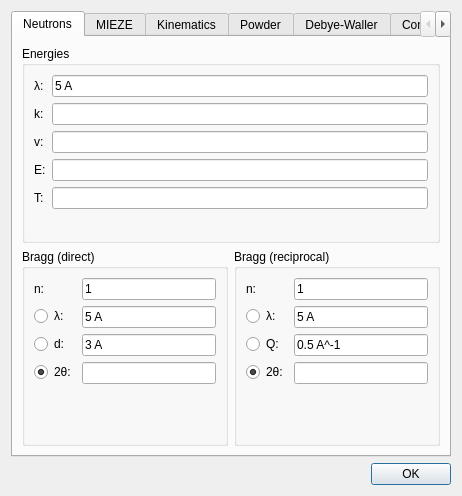
Old version of the form ui/formulas.ui in the repository tweber-ill/frm_mirror-miezetools.
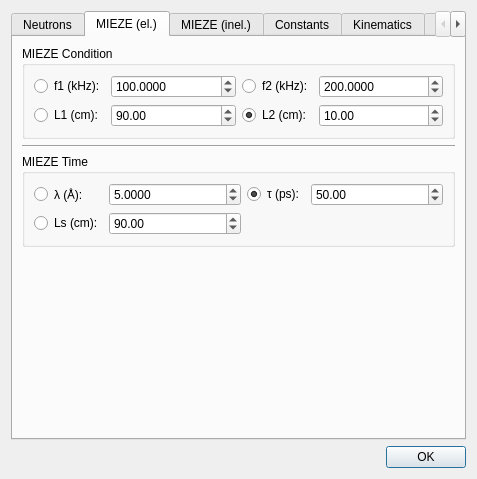
New version of the form. The open tabs and pages were chosen to show the change.

Commit message: a) updates from tastools, b) el. mieze

```diff
--- a/ui/formulas.ui
+++ b/ui/formulas.ui
@@ -6,8 +6,8 @@
    <rect>
     <x>0</x>
     <y>0</y>
-    <width>462</width>
-    <height>496</height>
+    <width>477</width>
+    <height>479</height>
    </rect>
   </property>
   <property name="windowTitle">
@@ -235,9 +235,236 @@
        </item>
       </layout>
      </widget>
+     <widget class="QWidget" name="tab_5">
+      <attribute name="title">
+       <string>MIEZE (el.)</string>
+      </attribute>
+      <layout class="QGridLayout" name="gridLayout_9">
+       <item row="0" column="0">
+        <widget class="QGroupBox" name="groupBox_5">
+         <property name="title">
+          <string>MIEZE Condition</string>
+         </property>
+         <layout class="QGridLayout" name="gridLayout_7">
+          <item row="0" column="0">
+           <widget class="QRadioButton" name="radioMF1">
+            <property name="text">
+             <string>f1 (kHz):</string>
+            </property>
+           </widget>
+          </item>
+          <item row="0" column="1">
+           <widget class="QDoubleSpinBox" name="spinMF1">
+            <property name="sizePolicy">
+             <sizepolicy hsizetype="Preferred" vsizetype="Fixed">
+              <horstretch>1</horstretch>
+              <verstretch>0</verstretch>
+             </sizepolicy>
+            </property>
+            <property name="decimals">
+             <number>4</number>
+            </property>
+            <property name="maximum">
+             <double>999999999.000000000000000</double>
+            </property>
+            <property name="singleStep">
+             <double>1.000000000000000</double>
+            </property>
+            <property name="value">
+             <double>100.000000000000000</double>
+            </property>
+           </widget>
+          </item>
+          <item row="0" column="2">
+           <widget class="QRadioButton" name="radioMF2">
+            <property name="text">
+             <string>f2 (kHz):</string>
+            </property>
+           </widget>
+          </item>
+          <item row="0" column="3">
+           <widget class="QDoubleSpinBox" name="spinMF2">
+            <property name="sizePolicy">
+             <sizepolicy hsizetype="Preferred" vsizetype="Fixed">
+              <horstretch>1</horstretch>
+              <verstretch>0</verstretch>
+             </sizepolicy>
+            </property>
+            <property name="decimals">
+             <number>4</number>
+            </property>
+            <property name="maximum">
+             <double>999999999.000000000000000</double>
+            </property>
+            <property name="singleStep">
+             <double>1.000000000000000</double>
+            </property>
+            <property name="value">
+             <double>200.000000000000000</double>
+            </property>
+           </widget>
+          </item>
+          <item row="1" column="0">
+           <widget class="QRadioButton" name="radioML1">
+            <property name="text">
+             <string>L1 (cm):</string>
+            </property>
+           </widget>
+          </item>
+          <item row="1" column="1">
+           <widget class="QDoubleSpinBox" name="spinML1">
+            <property name="sizePolicy">
+             <sizepolicy hsizetype="Preferred" vsizetype="Fixed">
+              <horstretch>1</horstretch>
+              <verstretch>0</verstretch>
+             </sizepolicy>
+            </property>
+            <property name="maximum">
+             <double>9999.000000000000000</double>
+            </property>
+            <property name="value">
+             <double>90.000000000000000</double>
+            </property>
+           </widget>
+          </item>
+          <item row="1" column="2">
+           <widget class="QRadioButton" name="radioML2">
+            <property name="text">
+             <string>L2 (cm):</string>
+            </property>
+            <property name="checked">
+             <bool>true</bool>
+            </property>
+           </widget>
+          </item>
+          <item row="1" column="3">
+           <widget class="QDoubleSpinBox" name="spinML2">
+            <property name="sizePolicy">
+             <sizepolicy hsizetype="Preferred" vsizetype="Fixed">
+              <horstretch>1</horstretch>
+              <verstretch>0</verstretch>
+             </sizepolicy>
+            </property>
+            <property name="maximum">
+             <double>9999.000000000000000</double>
+            </property>
+            <property name="value">
+             <double>10.000000000000000</double>
+            </property>
+           </widget>
+          </item>
+         </layout>
+        </widget>
+       </item>
+       <item row="1" column="0">
+        <widget class="Line" name="line">
+         <property name="orientation">
+          <enum>Qt::Horizontal</enum>
+         </property>
+        </widget>
+       </item>
+       <item row="2" column="0">
+        <widget class="QGroupBox" name="groupBox_6">
+         <property name="title">
+          <string>MIEZE Time</string>
+         </property>
+         <layout class="QGridLayout" name="gridLayout_8">
+          <item row="0" column="0">
+           <widget class="QRadioButton" name="radioMLam">
+            <property name="text">
+             <string>λ (Å):</string>
+            </property>
+           </widget>
+          </item>
+          <item row="0" column="1">
+           <widget class="QDoubleSpinBox" name="spinMLam">
+            <property name="sizePolicy">
+             <sizepolicy hsizetype="Preferred" vsizetype="Fixed">
+              <horstretch>1</horstretch>
+              <verstretch>0</verstretch>
+             </sizepolicy>
+            </property>
+            <property name="decimals">
+             <number>4</number>
+            </property>
+            <property name="singleStep">
+             <double>0.100000000000000</double>
+            </property>
+            <property name="value">
+             <double>5.000000000000000</double>
+            </property>
+           </widget>
+          </item>
+          <item row="0" column="2">
+           <widget class="QRadioButton" name="radioMTau">
+            <property name="text">
+             <string>τ (ps):</string>
+            </property>
+            <property name="checked">
+             <bool>true</bool>
+            </property>
+           </widget>
+          </item>
+          <item row="0" column="3">
+           <widget class="QDoubleSpinBox" name="spinMTau">
+            <property name="sizePolicy">
+             <sizepolicy hsizetype="Preferred" vsizetype="Fixed">
+              <horstretch>1</horstretch>
+              <verstretch>0</verstretch>
+             </sizepolicy>
+            </property>
+            <property name="maximum">
+             <double>9999999.000000000000000</double>
+            </property>
+            <property name="value">
+             <double>50.000000000000000</double>
+            </property>
+           </widget>
+          </item>
+          <item row="1" column="0">
+           <widget class="QRadioButton" name="radioMLs">
+            <property name="text">
+             <string>Ls (cm):</string>
+            </property>
+           </widget>
+          </item>
+          <item row="1" column="1">
+           <widget class="QDoubleSpinBox" name="spinMLs">
+            <property name="sizePolicy">
+             <sizepolicy hsizetype="Preferred" vsizetype="Fixed">
+              <horstretch>1</horstretch>
+              <verstretch>0</verstretch>
+             </sizepolicy>
+            </property>
+            <property name="maximum">
+             <double>9999.000000000000000</double>
+            </property>
+            <property name="value">
+             <double>90.000000000000000</double>
+            </property>
+           </widget>
+          </item>
+         </layout>
+        </widget>
+       </item>
+       <item row="3" column="0">
+        <spacer name="verticalSpacer">
+         <property name="orientation">
+          <enum>Qt::Vertical</enum>
+         </property>
+         <property name="sizeHint" stdset="0">
+          <size>
+           <width>408</width>
+           <height>177</height>
+          </size>
+         </property>
+        </spacer>
+       </item>
+      </layout>
+     </widget>
      <widget class="QWidget" name="tabMIEZE">
       <attribute name="title">
-       <string>MIEZE</string>
+       <string>MIEZE (inel.)</string>
       </attribute>
       <layout class="QGridLayout" name="gridLayout">
        <item row="2" column="0">
@@ -408,6 +635,27 @@
        </item>
       </layout>
      </widget>
+     <widget class="QWidget" name="tab">
+      <attribute name="title">
+       <string>Constants</string>
+      </attribute>
+      <layout class="QGridLayout" name="gridLayout_2">
+       <item row="0" column="0">
+        <widget class="QTableWidget" name="tableConst">
+         <column>
+          <property name="text">
+           <string>Name</string>
+          </property>
+         </column>
+         <column>
+          <property name="text">
+           <string>CODATA Value</string>
+          </property>
+         </column>
+        </widget>
+       </item>
+      </layout>
+     </widget>
      <widget class="QWidget" name="tab_2">
       <attribute name="title">
        <string>Kinematics</string>
@@ -859,27 +1107,6 @@
        </item>
       </layout>
      </widget>
-     <widget class="QWidget" name="tab">
-      <attribute name="title">
-       <string>Constants</string>
-      </attribute>
-      <layout class="QGridLayout" name="gridLayout_2">
-       <item row="0" column="0">
-        <widget class="QTableWidget" name="tableConst">
-         <column>
-          <property name="text">
-           <string>Name</string>
-          </property>
-         </column>
-         <column>
-          <property name="text">
-           <string>CODATA Value</string>
-          </property>
-         </column>
-        </widget>
-       </item>
-      </layout>
-     </widget>
     </widget>
    </item>
    <item>
```
Left out of the diff: 25 changed lines with no effect on the pictures. The commit also changes 16 other files.
